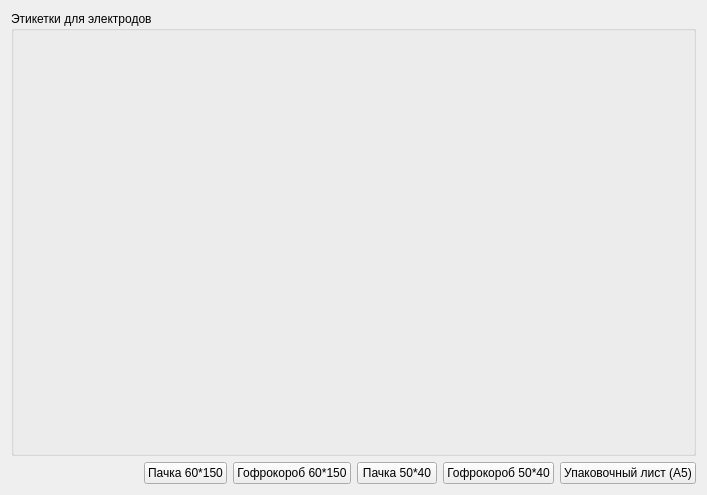
Sergeyego/warehouse, file formlabelsel.ui: the form before one commit.
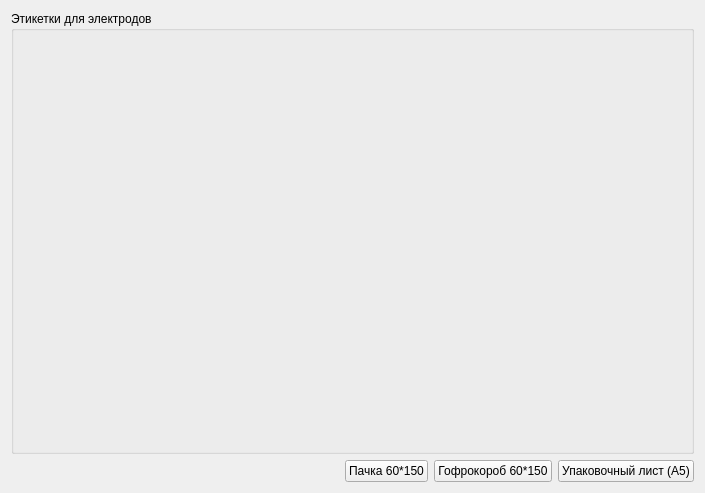
The form after the commit.

Commit message: update data labels el

Diff of the .ui file:
```diff
--- a/formlabelsel.ui
+++ b/formlabelsel.ui
@@ -6,8 +6,8 @@
    <rect>
     <x>0</x>
     <y>0</y>
-    <width>707</width>
-    <height>495</height>
+    <width>705</width>
+    <height>493</height>
    </rect>
   </property>
   <property name="windowTitle">
@@ -57,20 +57,6 @@
        </property>
       </widget>
      </item>
-     <item>
-      <widget class="QPushButton" name="pushButtonEd5040">
-       <property name="text">
-        <string>Пачка 50*40</string>
-       </property>
-      </widget>
-     </item>
-     <item>
-      <widget class="QPushButton" name="pushButtonGr5040">
-       <property name="text">
-        <string>Гофрокороб 50*40</string>
-       </property>
-      </widget>
-     </item>
      <item>
       <widget class="QPushButton" name="pushButtonPackList">
        <property name="text">
```
The commit also changes 6 other files.
